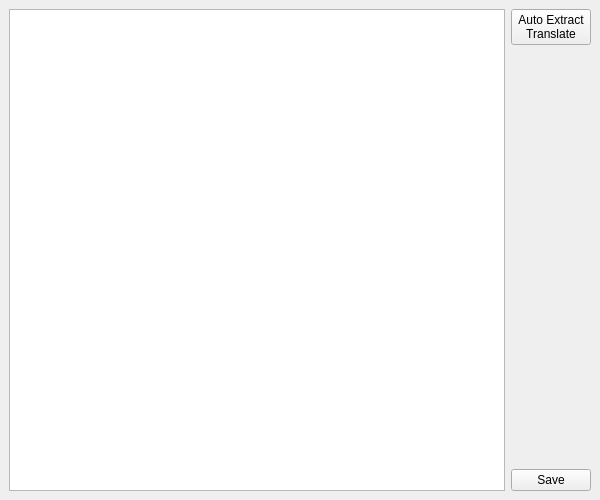
Qt form ui-qt/EditLyricsWindow.ui (datasone/CrystalLyrics) before a commit.
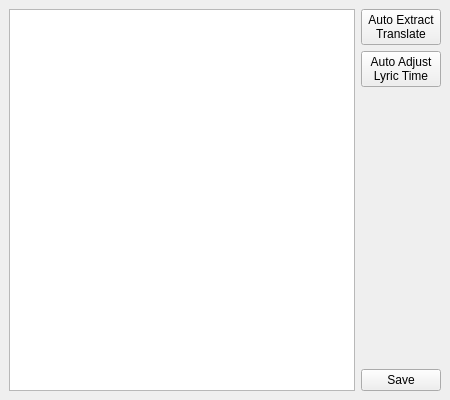
The same form after that commit.

Diff of the .ui file:
```diff
--- a/ui-qt/EditLyricsWindow.ui
+++ b/ui-qt/EditLyricsWindow.ui
@@ -6,8 +6,8 @@
    <rect>
     <x>0</x>
     <y>0</y>
-    <width>600</width>
-    <height>500</height>
+    <width>450</width>
+    <height>400</height>
    </rect>
   </property>
   <property name="minimumSize">
@@ -48,6 +48,14 @@
           </property>
          </widget>
         </item>
+        <item>
+         <widget class="QPushButton" name="adjustTimeButton">
+          <property name="text">
+           <string>Auto Adjust
+Lyric Time</string>
+          </property>
+         </widget>
+        </item>
         <item>
          <spacer name="verticalSpacer">
           <property name="orientation">
```
